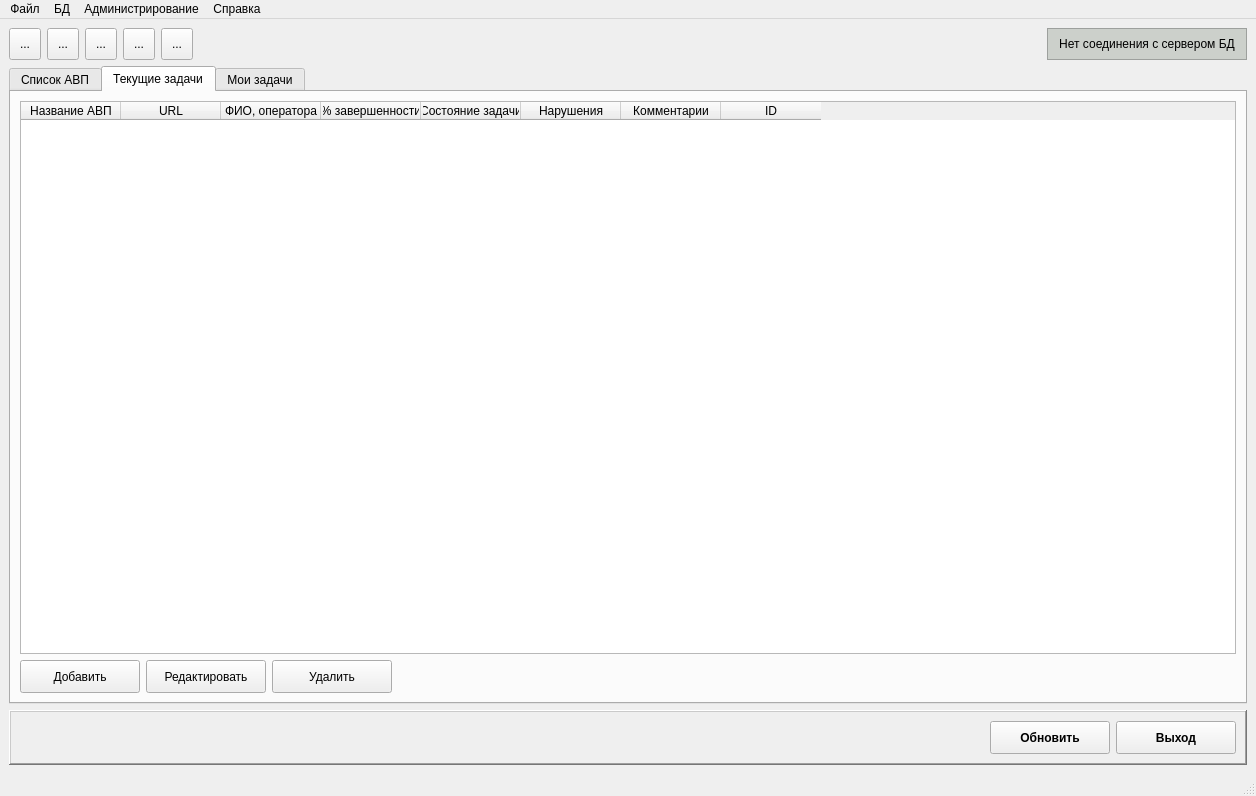
The window that arm_o/mainwindow.ui (levdikandrey/DataCollector) describes before a commit, drawn with Qt 5.
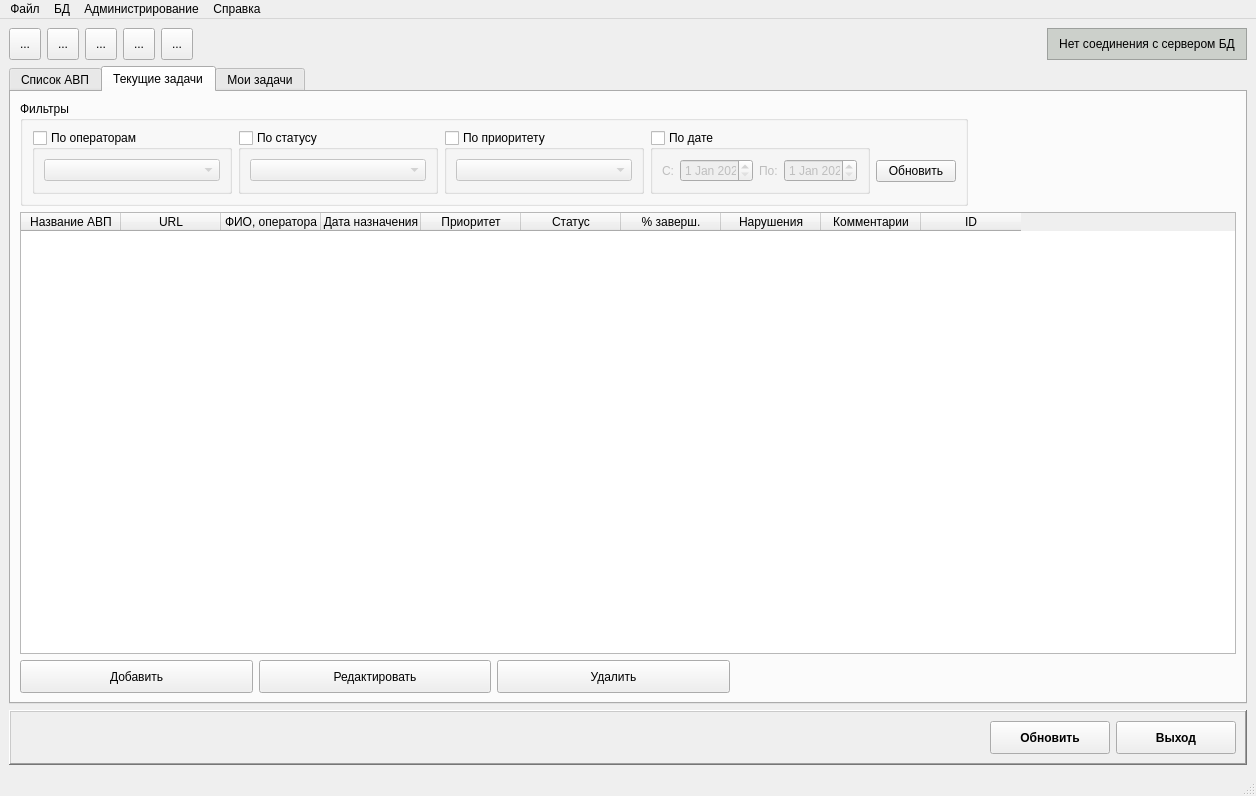
The same window after the commit. The open tabs and pages were chosen to show the change. Icons and pictures are not drawn.

```diff
--- a/arm_o/mainwindow.ui
+++ b/arm_o/mainwindow.ui
@@ -677,8 +677,208 @@
        <attribute name="title">
         <string>Текущие задачи</string>
        </attribute>
-       <layout class="QGridLayout" name="gridLayout_4">
+       <layout class="QGridLayout" name="gridLayout_8">
         <item row="0" column="0" colspan="4">
+         <widget class="QGroupBox" name="groupBox_2">
+          <property name="title">
+           <string>Фильтры</string>
+          </property>
+          <property name="checkable">
+           <bool>false</bool>
+          </property>
+          <layout class="QHBoxLayout" name="horizontalLayout_5">
+           <item>
+            <widget class="QGroupBox" name="groupBoxUser">
+             <property name="enabled">
+              <bool>true</bool>
+             </property>
+             <property name="minimumSize">
+              <size>
+               <width>200</width>
+               <height>0</height>
+              </size>
+             </property>
+             <property name="title">
+              <string>По операторам</string>
+             </property>
+             <property name="checkable">
+              <bool>true</bool>
+             </property>
+             <property name="checked">
+              <bool>false</bool>
+             </property>
+             <layout class="QGridLayout" name="gridLayout_4">
+              <item row="0" column="0">
+               <widget class="QComboBox" name="comboBoxUser"/>
+              </item>
+             </layout>
+            </widget>
+           </item>
+           <item>
+            <widget class="QGroupBox" name="groupBoxStatus">
+             <property name="enabled">
+              <bool>true</bool>
+             </property>
+             <property name="minimumSize">
+              <size>
+               <width>200</width>
+               <height>0</height>
+              </size>
+             </property>
+             <property name="title">
+              <string>По статусу</string>
+             </property>
+             <property name="checkable">
+              <bool>true</bool>
+             </property>
+             <property name="checked">
+              <bool>false</bool>
+             </property>
+             <layout class="QGridLayout" name="gridLayout_5">
+              <item row="0" column="0">
+               <widget class="QComboBox" name="comboBoxStatus"/>
+              </item>
+             </layout>
+            </widget>
+           </item>
+           <item>
+            <widget class="QGroupBox" name="groupBoxPriority">
+             <property name="minimumSize">
+              <size>
+               <width>200</width>
+               <height>0</height>
+              </size>
+             </property>
+             <property name="title">
+              <string>По приоритету</string>
+             </property>
+             <property name="checkable">
+              <bool>true</bool>
+             </property>
+             <property name="checked">
+              <bool>false</bool>
+             </property>
+             <layout class="QGridLayout" name="gridLayout_9">
+              <item row="0" column="0">
+               <widget class="QComboBox" name="comboBoxPriority"/>
+              </item>
+             </layout>
+            </widget>
+           </item>
+           <item>
+            <widget class="QGroupBox" name="groupBoxDate">
+             <property name="enabled">
+              <bool>true</bool>
+             </property>
+             <property name="minimumSize">
+              <size>
+               <width>220</width>
+               <height>0</height>
+              </size>
+             </property>
+             <property name="title">
+              <string>По дате</string>
+             </property>
+             <property name="checkable">
+              <bool>true</bool>
+             </property>
+             <property name="checked">
+              <bool>false</bool>
+             </property>
+             <layout class="QGridLayout" name="gridLayout_6">
+              <item row="0" column="3">
+               <widget class="QDateEdit" name="dateEditDateEnd">
+                <property name="dateTime">
+                 <datetime>
+                  <hour>0</hour>
+                  <minute>0</minute>
+                  <second>0</second>
+                  <year>2020</year>
+                  <month>1</month>
+                  <day>1</day>
+                 </datetime>
+                </property>
+               </widget>
+              </item>
+              <item row="0" column="1">
+               <widget class="QDateEdit" name="dateEditDateBegin">
+                <property name="dateTime">
+                 <datetime>
+                  <hour>0</hour>
+                  <minute>0</minute>
+                  <second>0</second>
+                  <year>2020</year>
+                  <month>1</month>
+                  <day>1</day>
+                 </datetime>
+                </property>
+               </widget>
+              </item>
+              <item row="0" column="0">
+               <widget class="QLabel" name="label">
+                <property name="text">
+                 <string>С:</string>
+                </property>
+               </widget>
+              </item>
+              <item row="0" column="2">
+               <widget class="QLabel" name="label_3">
+                <property name="text">
+                 <string>По:</string>
+                </property>
+               </widget>
+              </item>
+             </layout>
+            </widget>
+           </item>
+           <item>
+            <layout class="QGridLayout" name="gridLayout_7">
+             <item row="0" column="0">
+              <spacer name="verticalSpacer">
+               <property name="orientation">
+                <enum>Qt::Vertical</enum>
+               </property>
+               <property name="sizeType">
+                <enum>QSizePolicy::Minimum</enum>
+               </property>
+               <property name="sizeHint" stdset="0">
+                <size>
+                 <width>20</width>
+                 <height>18</height>
+                </size>
+               </property>
+              </spacer>
+             </item>
+             <item row="1" column="0">
+              <widget class="QPushButton" name="pushButtonReview">
+               <property name="text">
+                <string>Обновить</string>
+               </property>
+               <property name="icon">
+                <iconset resource="resource.qrc">
+                 <normaloff>:/icons/icons/button_reload.png</normaloff>:/icons/icons/button_reload.png</iconset>
+               </property>
+              </widget>
+             </item>
+            </layout>
+           </item>
+          </layout>
+         </widget>
+        </item>
+        <item row="0" column="4">
+         <spacer name="horizontalSpacer_8">
+          <property name="orientation">
+           <enum>Qt::Horizontal</enum>
+          </property>
+          <property name="sizeHint" stdset="0">
+           <size>
+            <width>261</width>
+            <height>20</height>
+           </size>
+          </property>
+         </spacer>
+        </item>
+        <item row="1" column="0" colspan="5">
          <widget class="QTableWidget" name="tableWidgetCurrentTasks">
           <property name="selectionBehavior">
            <enum>QAbstractItemView::SelectRows</enum>
@@ -706,12 +906,22 @@
           </column>
           <column>
            <property name="text">
-            <string>% завершенности</string>
+            <string>Дата назначения</string>
            </property>
           </column>
           <column>
            <property name="text">
-            <string>Состояние задачи</string>
+            <string>Приоритет</string>
+           </property>
+          </column>
+          <column>
+           <property name="text">
+            <string>Статус</string>
+           </property>
+          </column>
+          <column>
+           <property name="text">
+            <string>% заверш.</string>
            </property>
           </column>
           <column>
@@ -731,7 +941,7 @@
           </column>
          </widget>
         </item>
-        <item row="1" column="0">
+        <item row="2" column="0">
          <widget class="QPushButton" name="pushButtonNew">
           <property name="minimumSize">
            <size>
@@ -760,7 +970,7 @@
           </property>
          </widget>
         </item>
-        <item row="1" column="1">
+        <item row="2" column="1">
          <widget class="QPushButton" name="pushButtonEdit">
           <property name="minimumSize">
            <size>
@@ -792,7 +1002,7 @@
           </property>
          </widget>
         </item>
-        <item row="1" column="2">
+        <item row="2" column="2">
          <widget class="QPushButton" name="pushButtonDelete">
           <property name="minimumSize">
            <size>
@@ -824,7 +1034,7 @@
           </property>
          </widget>
         </item>
-        <item row="1" column="3">
+        <item row="2" column="3" colspan="2">
          <spacer name="horizontalSpacer_4">
           <property name="orientation">
            <enum>Qt::Horizontal</enum>
```
Left out of the diff: 179 changed lines with no effect on the pictures. Lines whose indentation alone changed are shown as unchanged.
